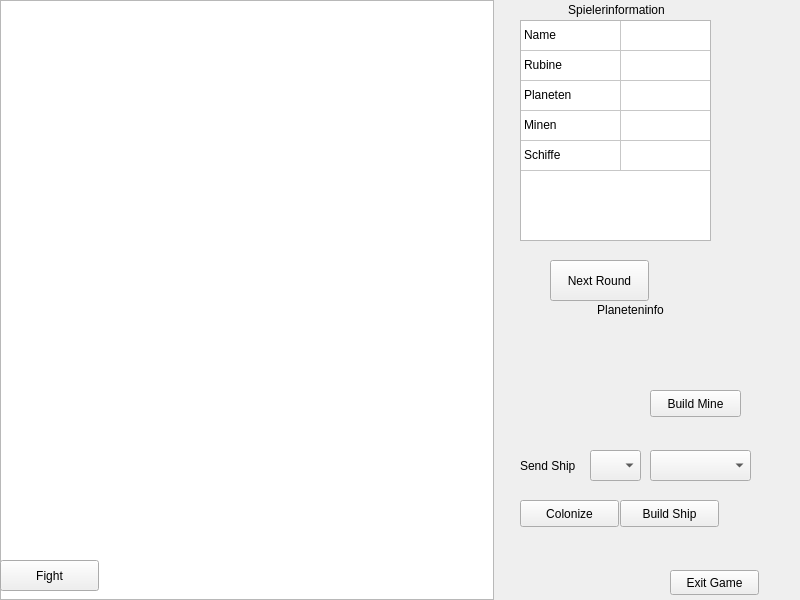
This is view2D/MainWindow2D.ui in tglane/asteroids as Qt 5 draws it before an edit. The edited form follows.
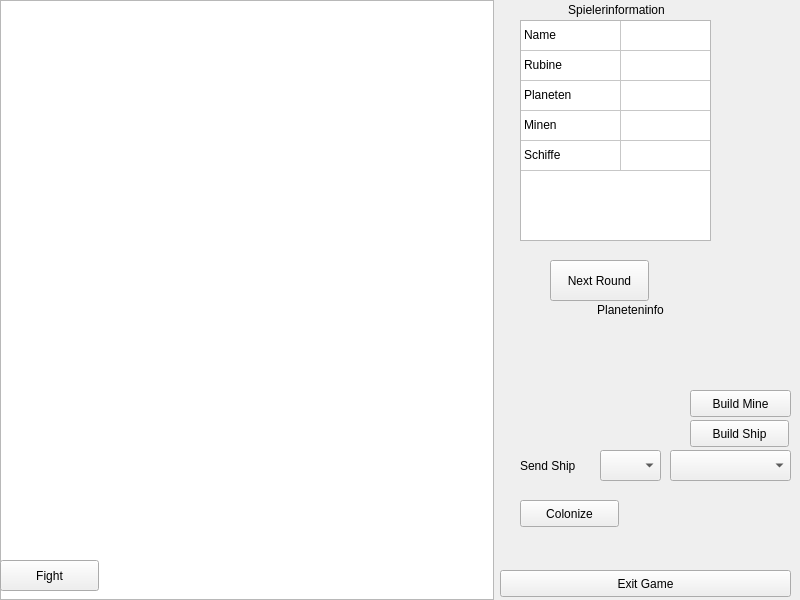
This is the edited form.

Commit message: Knöpfe lösen jetzt Funktionen im DataModel aus

Patch:
```diff
--- a/view2D/MainWindow2D.ui
+++ b/view2D/MainWindow2D.ui
@@ -202,7 +202,7 @@
          <x>10</x>
          <y>300</y>
          <width>291</width>
-         <height>301</height>
+         <height>241</height>
         </rect>
        </property>
        <widget class="QLabel" name="PlanetenInfoLabel">
@@ -224,9 +224,9 @@
        <widget class="QComboBox" name="DestionationPlanet">
         <property name="geometry">
          <rect>
-          <x>140</x>
+          <x>160</x>
           <y>150</y>
-          <width>101</width>
+          <width>121</width>
           <height>31</height>
          </rect>
         </property>
@@ -247,8 +247,8 @@
        <widget class="QPushButton" name="BuildShip">
         <property name="geometry">
          <rect>
-          <x>110</x>
-          <y>200</y>
+          <x>180</x>
+          <y>120</y>
           <width>99</width>
           <height>27</height>
          </rect>
@@ -275,7 +275,7 @@
          <rect>
           <x>10</x>
           <y>20</y>
-          <width>101</width>
+          <width>261</width>
           <height>21</height>
          </rect>
         </property>
@@ -289,9 +289,9 @@
        <widget class="QLabel" name="Info">
         <property name="geometry">
          <rect>
-          <x>0</x>
+          <x>10</x>
           <y>40</y>
-          <width>171</width>
+          <width>261</width>
           <height>41</height>
          </rect>
         </property>
@@ -304,7 +304,7 @@
          <rect>
           <x>10</x>
           <y>90</y>
-          <width>121</width>
+          <width>151</width>
           <height>21</height>
          </rect>
         </property>
@@ -315,9 +315,9 @@
        <widget class="QPushButton" name="BuildMine">
         <property name="geometry">
          <rect>
-          <x>140</x>
+          <x>180</x>
           <y>90</y>
-          <width>91</width>
+          <width>101</width>
           <height>27</height>
          </rect>
         </property>
@@ -330,7 +330,7 @@
          <rect>
           <x>10</x>
           <y>120</y>
-          <width>121</width>
+          <width>151</width>
           <height>21</height>
          </rect>
         </property>
@@ -341,26 +341,13 @@
        <widget class="QComboBox" name="SendShipNumber">
         <property name="geometry">
          <rect>
-          <x>80</x>
+          <x>90</x>
           <y>150</y>
-          <width>51</width>
+          <width>61</width>
           <height>31</height>
          </rect>
         </property>
        </widget>
-       <widget class="QPushButton" name="ExitGame">
-        <property name="geometry">
-         <rect>
-          <x>160</x>
-          <y>270</y>
-          <width>89</width>
-          <height>25</height>
-         </rect>
-        </property>
-        <property name="text">
-         <string>Exit Game</string>
-        </property>
-       </widget>
       </widget>
       <widget class="QPushButton" name="NextRound">
        <property name="geometry">
@@ -388,6 +375,19 @@
         <string>&lt;Date&gt;</string>
        </property>
       </widget>
+      <widget class="QPushButton" name="ExitGame">
+       <property name="geometry">
+        <rect>
+         <x>0</x>
+         <y>570</y>
+         <width>291</width>
+         <height>27</height>
+        </rect>
+       </property>
+       <property name="text">
+        <string>Exit Game</string>
+       </property>
+      </widget>
      </widget>
     </item>
    </layout>
```
The commit also changes 2 other files.
